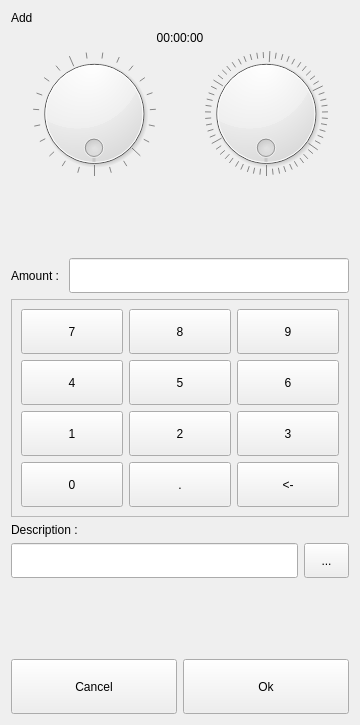
This is dlgsettime.ui in ic005k/Knot-Legacy as Qt 5 draws it before an edit. The edited form follows.
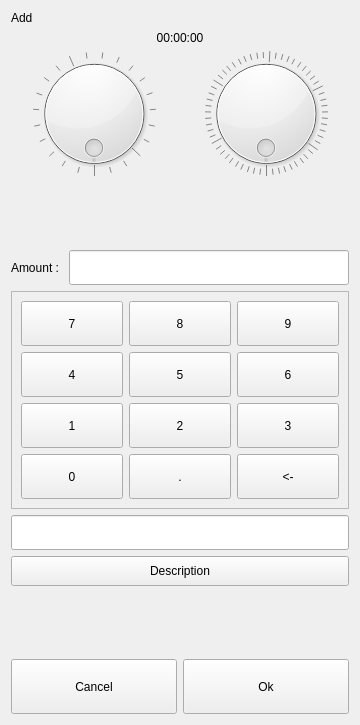
This is the edited form.

```diff
--- a/dlgsettime.ui
+++ b/dlgsettime.ui
@@ -390,13 +390,6 @@
      </layout>
     </widget>
    </item>
-   <item>
-    <widget class="QLabel" name="lblDesc">
-     <property name="text">
-      <string>Description :</string>
-     </property>
-    </widget>
-   </item>
    <item>
     <layout class="QHBoxLayout" name="horizontalLayout_2">
      <item>
@@ -409,10 +402,12 @@
        </property>
       </widget>
      </item>
+    </layout>
+   </item>
      <item>
       <widget class="QToolButton" name="btnCustom">
        <property name="sizePolicy">
-        <sizepolicy hsizetype="Fixed" vsizetype="Fixed">
+      <sizepolicy hsizetype="Preferred" vsizetype="Fixed">
          <horstretch>0</horstretch>
          <verstretch>0</verstretch>
         </sizepolicy>
@@ -420,15 +415,13 @@
        <property name="minimumSize">
         <size>
          <width>45</width>
-         <height>35</height>
+       <height>30</height>
         </size>
        </property>
        <property name="text">
-        <string>...</string>
-       </property>
-      </widget>
-     </item>
-    </layout>
+      <string>Description</string>
+     </property>
+    </widget>
    </item>
    <item>
     <spacer name="verticalSpacer">
```
Lines whose indentation alone changed are shown as unchanged.
